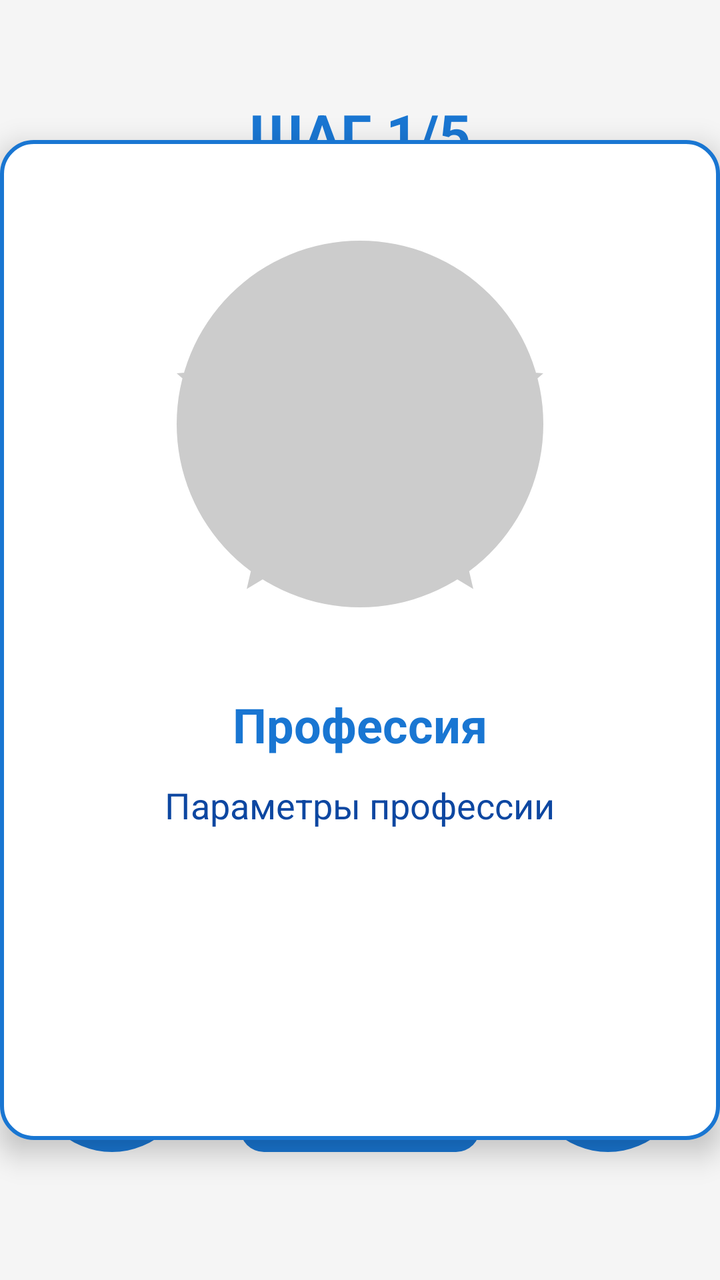
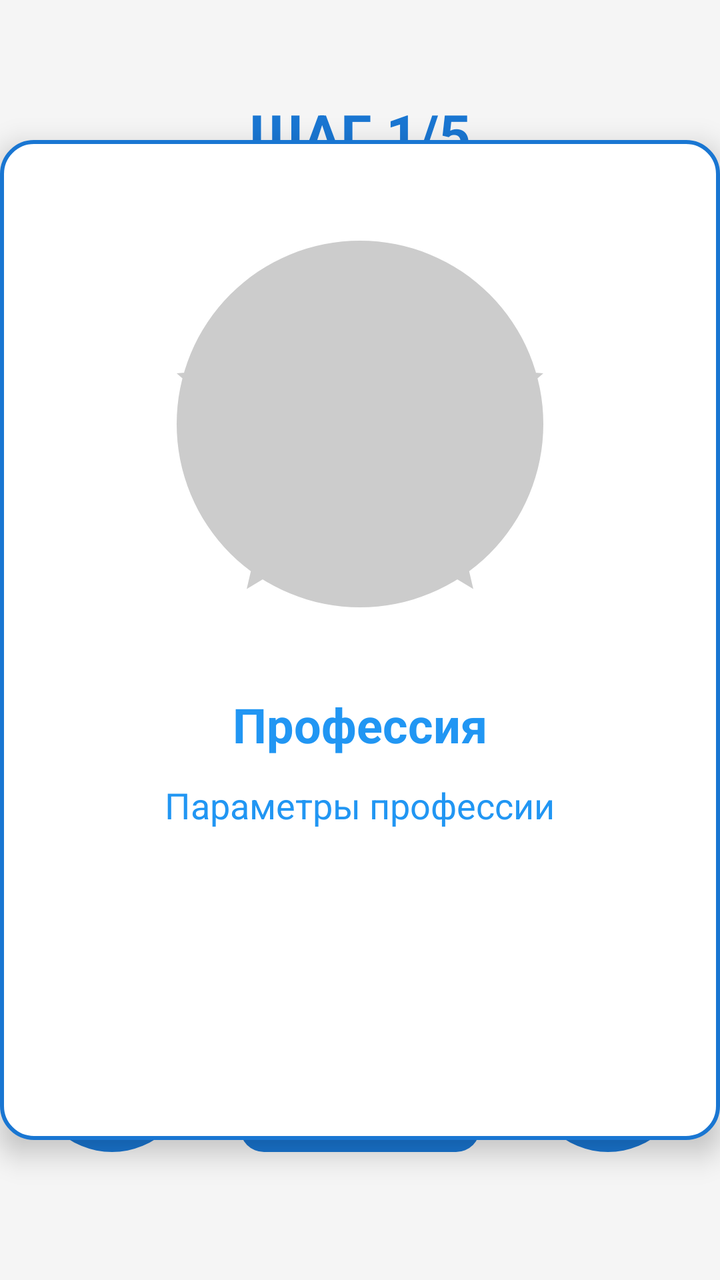

Screens rendered from an Android XML layout before and after an edit, with the pre-edit source and the edit as a unified diff.
<!-- AndroidManifest.xml: application theme Theme.FinancialSuccess -->
<!-- res/layout/step_profession.xml -->
<?xml version="1.0" encoding="utf-8"?>
<FrameLayout xmlns:android="http://schemas.android.com/apk/res/android"
    android:layout_width="match_parent"
    android:layout_height="match_parent"
    android:background="@color/background_color">

    <TextView
        android:id="@+id/tvStepTitle"
        android:layout_width="wrap_content"
        android:layout_height="wrap_content"
        android:text="ШАГ 1/5"
        android:textSize="28sp"
        android:textStyle="bold"
        android:textColor="@color/primary_color"
        android:layout_gravity="top|center_horizontal"
        android:layout_marginTop="48dp" />

    
    <LinearLayout
        android:id="@+id/professionCard"
        android:layout_width="match_parent"
        android:layout_height="500dp"
        android:orientation="vertical"
        android:background="@drawable/card_bg"
        android:layout_gravity="center"
        android:elevation="8dp"
        android:padding="32dp"
        android:gravity="center_horizontal">
        <ImageView
            android:id="@+id/ivProfessionPhoto"
            android:layout_width="220dp"
            android:layout_height="220dp"
            android:scaleType="centerCrop"
            android:src="@drawable/ic_profession_placeholder" />
        <TextView
            android:id="@+id/tvProfessionName"
            android:layout_width="wrap_content"
            android:layout_height="wrap_content"
            android:text="Профессия"
            android:textSize="24sp"
            android:textStyle="bold"
            android:layout_marginTop="24dp"
            android:textColor="@color/primary_color" />
        <TextView
            android:id="@+id/tvProfessionParams"
            android:layout_width="wrap_content"
            android:layout_height="wrap_content"
            android:text="Параметры профессии"
            android:textSize="18sp"
            android:layout_marginTop="12dp"
            android:textColor="@color/primary_color_dark" />
    </LinearLayout>

    
    <LinearLayout
        android:layout_width="match_parent"
        android:layout_height="wrap_content"
        android:orientation="horizontal"
        android:gravity="center"
        android:layout_gravity="bottom"
        android:layout_marginBottom="64dp">
        <Button
            android:id="@+id/btnSwipeLeft"
            android:layout_width="80dp"
            android:layout_height="80dp"
            android:text="⟵"
            android:textSize="32sp"
            android:background="@drawable/btn_circle_bg" />
        <Button
            android:id="@+id/btnChooseProfession"
            android:layout_width="120dp"
            android:layout_height="80dp"
            android:text="Выбрать"
            android:textSize="20sp"
            android:background="@drawable/btn_primary_bg"
            android:layout_marginStart="24dp"
            android:layout_marginEnd="24dp" />
        <Button
            android:id="@+id/btnSwipeRight"
            android:layout_width="80dp"
            android:layout_height="80dp"
            android:text="⟶"
            android:textSize="32sp"
            android:background="@drawable/btn_circle_bg" />
    </LinearLayout>
</FrameLayout>
<!-- resources referenced by this layout -->
<resources>
  <color name="background_color">#F5F5F5</color>
  <color name="primary_color">#1976D2</color>
  <color name="primary_color_dark">#0D47A1</color>
  <!-- drawable btn_circle_bg (drawable) -->
  <shape xmlns:android="http://schemas.android.com/apk/res/android" android:shape="oval">
      <solid android:color="@color/primary_color"/>
  </shape>
  <!-- drawable btn_primary_bg (drawable) -->
  <shape xmlns:android="http://schemas.android.com/apk/res/android" android:shape="rectangle">
      <solid android:color="@color/primary_color"/>
      <corners android:radius="12dp"/>
  </shape>
  <!-- drawable card_bg (drawable) -->
  <shape xmlns:android="http://schemas.android.com/apk/res/android" android:shape="rectangle">
      <solid android:color="@color/white"/>
      <corners android:radius="16dp"/>
      <stroke android:width="2dp" android:color="@color/primary_color"/>
  </shape>
  <!-- drawable ic_profession_placeholder (drawable) -->
  <vector xmlns:android="http://schemas.android.com/apk/res/android"
      android:width="24dp"
      android:height="24dp"
      android:viewportWidth="24"
      android:viewportHeight="24">
      <path
          android:fillColor="#CCCCCC"
          android:pathData="M12,2A10,10 0 1,0 22,12A10,10 0 0,0 12,2ZM12,12A2,2 0 1,1 14,14A2,2 0 0,1 12,12ZM12,17.27L18.18,21L16.54,13.97L22,9.24L14.81,8.63L12,2L9.19,8.63L2,9.24L7.46,13.97L5.82,21L12,17.27Z"/>
  </vector>
  <style name="Theme.FinancialSuccess" parent="Theme.Material3.DayNight">
          
          <item name="colorPrimary">@color/primary_color</item>
          <item name="colorPrimaryVariant">@color/primary_variant</item>
          <item name="colorOnPrimary">@color/white</item>
          
          
          <item name="colorSecondary">@color/secondary_color</item>
          <item name="colorSecondaryVariant">@color/secondary_variant</item>
          <item name="colorOnSecondary">@color/black</item>
          
          
          <item name="android:colorBackground">@color/background_color</item>
          <item name="colorSurface">@color/surface_color</item>
          <item name="colorOnBackground">@color/text_primary</item>
          <item name="colorOnSurface">@color/text_primary</item>
          
          
          <item name="android:statusBarColor">?attr/colorPrimaryVariant</item>
          
          
          <item name="windowActionBar">false</item>
          <item name="windowNoTitle">true</item>
          
          
          <item name="materialCardViewStyle">@style/Widget.App.CardView</item>
          
          
          <item name="materialButtonStyle">@style/Widget.App.Button</item>
      </style>
  <color name="white">#FFFFFF</color>
  <color name="primary_variant">#0D47A1</color>
  <color name="secondary_color">#FFC107</color>
  <color name="secondary_variant">#FF8F00</color>
  <color name="black">#000000</color>
  <color name="surface_color">#FFFFFF</color>
  <color name="text_primary">#212121</color>
  <style name="Widget.App.CardView" parent="Widget.Material3.CardView.Elevated">
          <item name="cardCornerRadius">12dp</item>
          <item name="cardElevation">4dp</item>
          <item name="contentPadding">16dp</item>
      </style>
  <style name="Widget.App.Button" parent="Widget.Material3.Button">
          <item name="cornerRadius">8dp</item>
          <item name="android:textAllCaps">false</item>
      </style>
</resources>

<!-- the commit's change to res/layout/step_profession.xml (unified diff, before → after) -->
@@ -40,7 +40,7 @@
             android:textSize="24sp"
             android:textStyle="bold"
             android:layout_marginTop="24dp"
-            android:textColor="@color/primary_color" />
+            android:textColor="@color/asset_blue" />
         <TextView
             android:id="@+id/tvProfessionParams"
             android:layout_width="wrap_content"
@@ -48,7 +48,7 @@
             android:text="Параметры профессии"
             android:textSize="18sp"
             android:layout_marginTop="12dp"
-            android:textColor="@color/primary_color_dark" />
+            android:textColor="@color/asset_blue" />
     </LinearLayout>
 
     
<!-- resource entries referenced after the edit -->
@@ -1,8 +1,8 @@
 <!-- resources referenced by this layout -->
 <resources>
+  <color name="asset_blue">#2196F3</color>
   <color name="background_color">#F5F5F5</color>
   <color name="primary_color">#1976D2</color>
-  <color name="primary_color_dark">#0D47A1</color>
   <!-- drawable btn_circle_bg (drawable) -->
   <shape xmlns:android="http://schemas.android.com/apk/res/android" android:shape="oval">
       <solid android:color="@color/primary_color"/>
